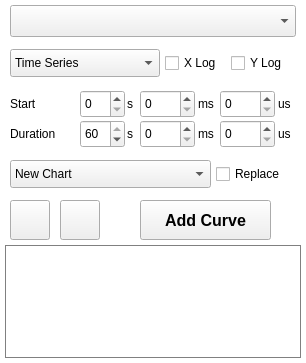
Qt form wq_analysing_widget.ui (vialrogo/Weight-Queue-Validator) before a commit.
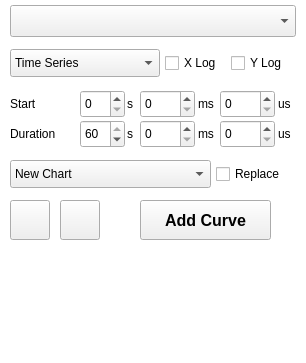
The same form after that commit. Icons and pictures are not drawn.

Commit message: Autocorrelación completa, falta terminar la interfaz

Diff of the .ui file:
```diff
--- a/wq_analysing_widget.ui
+++ b/wq_analysing_widget.ui
@@ -379,65 +379,6 @@
      </property>
     </item>
    </widget>
-   <widget class="QScrollArea" name="scrollArea">
-    <property name="geometry">
-     <rect>
-      <x>5</x>
-      <y>245</y>
-      <width>296</width>
-      <height>113</height>
-     </rect>
-    </property>
-    <property name="sizePolicy">
-     <sizepolicy hsizetype="Fixed" vsizetype="Fixed">
-      <horstretch>0</horstretch>
-      <verstretch>0</verstretch>
-     </sizepolicy>
-    </property>
-    <property name="minimumSize">
-     <size>
-      <width>296</width>
-      <height>113</height>
-     </size>
-    </property>
-    <property name="maximumSize">
-     <size>
-      <width>296</width>
-      <height>113</height>
-     </size>
-    </property>
-    <property name="widgetResizable">
-     <bool>true</bool>
-    </property>
-    <widget class="QWidget" name="widgetDatos">
-     <property name="geometry">
-      <rect>
-       <x>0</x>
-       <y>0</y>
-       <width>280</width>
-       <height>110</height>
-      </rect>
-     </property>
-     <property name="sizePolicy">
-      <sizepolicy hsizetype="Fixed" vsizetype="Fixed">
-       <horstretch>0</horstretch>
-       <verstretch>0</verstretch>
-      </sizepolicy>
-     </property>
-     <property name="minimumSize">
-      <size>
-       <width>280</width>
-       <height>110</height>
-      </size>
-     </property>
-     <property name="maximumSize">
-      <size>
-       <width>280</width>
-       <height>110</height>
-      </size>
-     </property>
-    </widget>
-   </widget>
    <widget class="QCheckBox" name="checkBoxXLog">
     <property name="geometry">
      <rect>
```
The commit also changes 3 other files.
